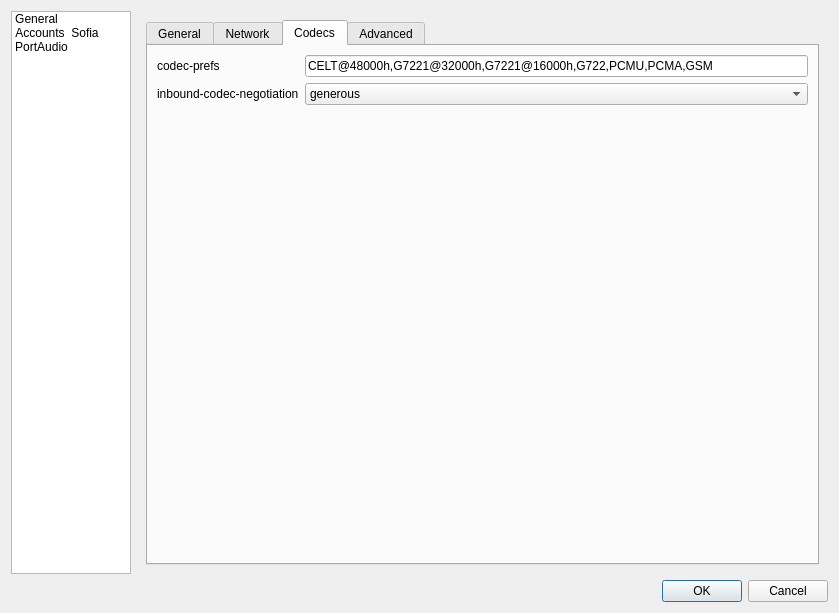
The window that fscomm/preferences/prefdialog.ui (karlma/freeswitch-b1.10) describes before a commit, drawn with Qt 5.
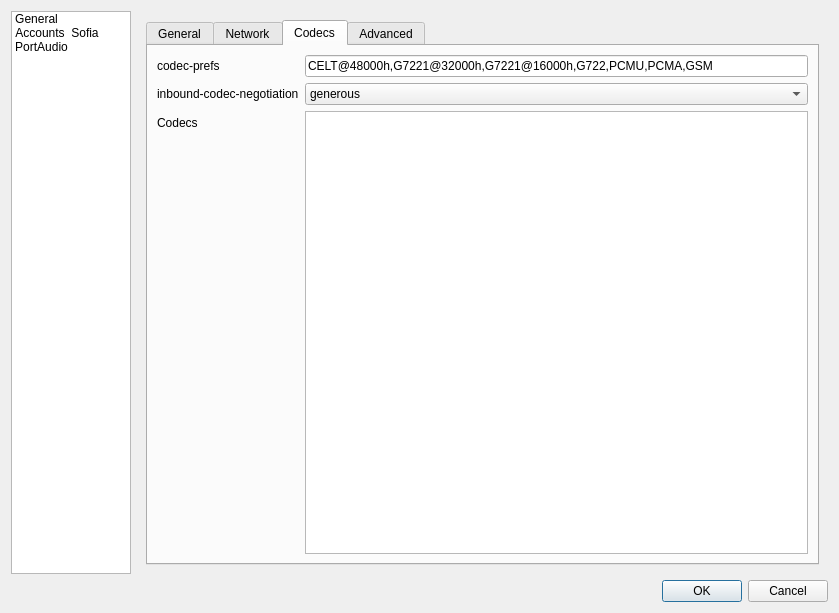
The same window after the commit. The open tabs and pages were chosen to show the change. Icons and pictures are not drawn.

Commit message: Initial codec configuration querying modules. Not functional yet.

The edit to the form file:
```diff
--- a/fscomm/preferences/prefdialog.ui
+++ b/fscomm/preferences/prefdialog.ui
@@ -525,6 +525,16 @@
              </item>
             </widget>
            </item>
+           <item row="2" column="0">
+            <widget class="QLabel" name="label_42">
+             <property name="text">
+              <string>Codecs</string>
+             </property>
+            </widget>
+           </item>
+           <item row="2" column="1">
+            <widget class="QListWidget" name="listAvailableCodecs"/>
+           </item>
           </layout>
          </widget>
          <widget class="QWidget" name="tab_3">
```
Left out of the diff: 2 changed lines with no effect on the pictures. The commit also changes 2 other files.
